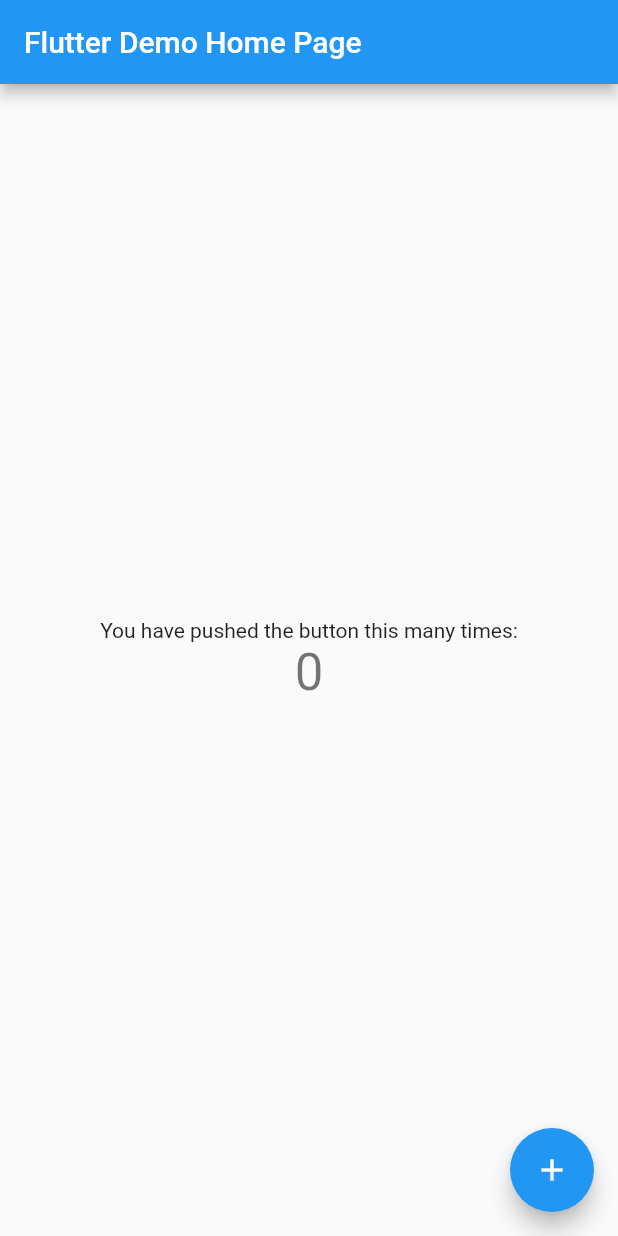
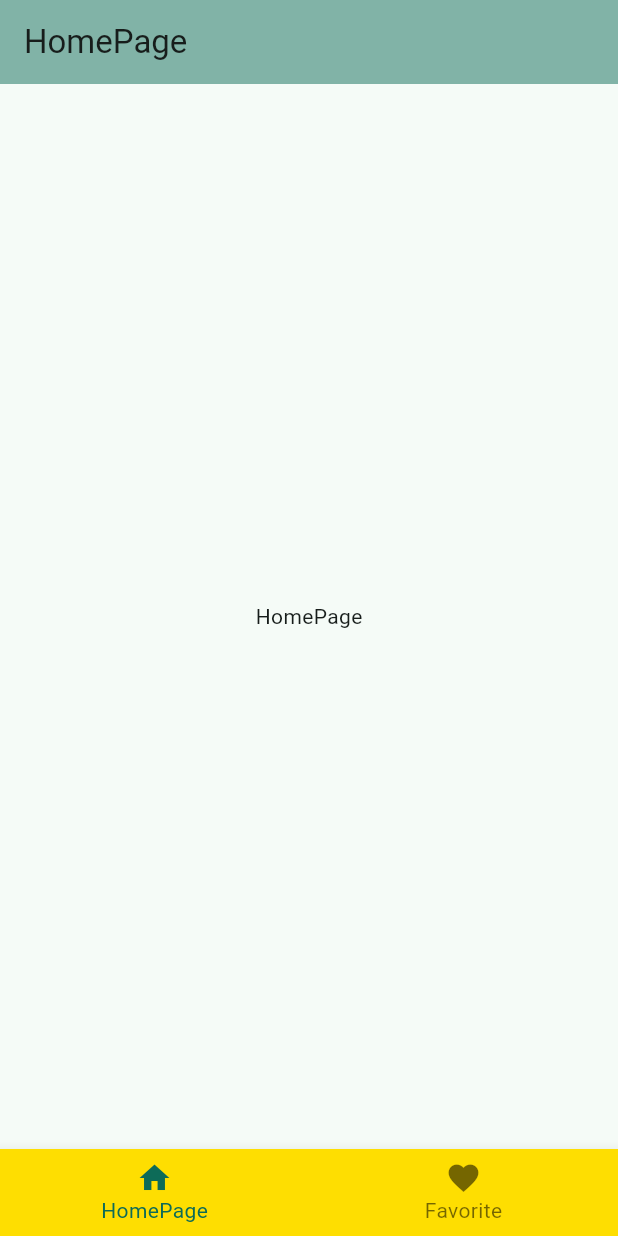
Before and after one commit to yuunik/food_playground, a Flutter app: the screen it shows after launch, on a phone screen of 412 x 824 dp. Run offline on Flutter 3.47's test engine with Material 2 defaults, Android fonts, the phone set to English and light mode, and no system bars.

Commit message:
feat: render some route.

```diff
--- /dev/null
+++ b/lib/app.dart
@@ -0,0 +1,20 @@
+import 'package:flutter/material.dart';
+import 'package:food_playground/core/router/AppRouter.dart';
+import 'package:food_playground/ui/shared/AppTheme.dart';
+
+class App extends StatelessWidget {
+  const App({super.key});
+
+  @override
+  Widget build(BuildContext context) {
+    return MaterialApp(
+      title: 'Food Court',
+      theme: AppTheme.lightTheme,
+      darkTheme: AppTheme.darkTheme,
+      routes: AppRouter.routes,
+      initialRoute: AppRouter.initialRoute,
+      onGenerateRoute: AppRouter.generateRoute,
+      onUnknownRoute: AppRouter.anyRoute,
+    );
+  }
+}
--- /dev/null
+++ b/lib/core/router/AppRouter.dart
@@ -0,0 +1,26 @@
+import 'package:flutter/material.dart';
+import 'package:food_playground/ui/pages/favorite/FavoritePage.dart';
+import 'package:food_playground/ui/pages/home/HomePage.dart';
+import 'package:food_playground/ui/pages/main/main.dart';
+
+class AppRouter {
+  // default route
+  static const String initialRoute = MainPage.routeName;
+
+  // routes
+  static final Map<String, WidgetBuilder> routes = {
+    MainPage.routeName: (context) => const MainPage(),
+    HomePage.routeName: (context) => const HomePage(),
+    FavoritePage.routeName: (context) => const FavoritePage()
+  };
+
+  // generate route
+  static RouteFactory? generateRoute = (setting) {
+    return null;
+  };
+
+  // any route
+  static RouteFactory? anyRoute = (setting) {
+    return null;
+  };
+}
--- a/lib/main.dart
+++ b/lib/main.dart
@@ -1,115 +1,6 @@
 import 'package:flutter/material.dart';
+import 'package:food_playground/app.dart';
 
 void main() {
-  runApp(const MyApp());
+  runApp(const App());
 }
-
-class MyApp extends StatelessWidget {
-  const MyApp({super.key});
-
-  // This widget is the root of your application.
-  @override
-  Widget build(BuildContext context) {
-    return MaterialApp(
-      title: 'Flutter Demo',
-      theme: ThemeData(
-        // This is the theme of your application.
-        //
-        // Try running your application with "flutter run". You'll see the
-        // application has a blue toolbar. Then, without quitting the app, try
-        // changing the primarySwatch below to Colors.green and then invoke
-        // "hot reload" (press "r" in the console where you ran "flutter run",
-        // or simply save your changes to "hot reload" in a Flutter IDE).
-        // Notice that the counter didn't reset back to zero; the application
-        // is not restarted.
-        primarySwatch: Colors.blue,
-      ),
-      home: const MyHomePage(title: 'Flutter Demo Home Page'),
-    );
-  }
-}
-
-class MyHomePage extends StatefulWidget {
-  const MyHomePage({super.key, required this.title});
-
-  // This widget is the home page of your application. It is stateful, meaning
-  // that it has a State object (defined below) that contains fields that affect
-  // how it looks.
-
-  // This class is the configuration for the state. It holds the values (in this
-  // case the title) provided by the parent (in this case the App widget) and
-  // used by the build method of the State. Fields in a Widget subclass are
-  // always marked "final".
-
-  final String title;
-
-  @override
-  State<MyHomePage> createState() => _MyHomePageState();
-}
-
-class _MyHomePageState extends State<MyHomePage> {
-  int _counter = 0;
-
-  void _incrementCounter() {
-    setState(() {
-      // This call to setState tells the Flutter framework that something has
-      // changed in this State, which causes it to rerun the build method below
-      // so that the display can reflect the updated values. If we changed
-      // _counter without calling setState(), then the build method would not be
-      // called again, and so nothing would appear to happen.
-      _counter++;
-    });
-  }
-
-  @override
-  Widget build(BuildContext context) {
-    // This method is rerun every time setState is called, for instance as done
-    // by the _incrementCounter method above.
-    //
-    // The Flutter framework has been optimized to make rerunning build methods
-    // fast, so that you can just rebuild anything that needs updating rather
-    // than having to individually change instances of widgets.
-    return Scaffold(
-      appBar: AppBar(
-        // Here we take the value from the MyHomePage object that was created by
-        // the App.build method, and use it to set our appbar title.
-        title: Text(widget.title),
-      ),
-      body: Center(
-        // Center is a layout widget. It takes a single child and positions it
-        // in the middle of the parent.
-        child: Column(
-          // Column is also a layout widget. It takes a list of children and
-          // arranges them vertically. By default, it sizes itself to fit its
-          // children horizontally, and tries to be as tall as its parent.
-          //
-          // Invoke "debug painting" (press "p" in the console, choose the
-          // "Toggle Debug Paint" action from the Flutter Inspector in Android
-          // Studio, or the "Toggle Debug Paint" command in Visual Studio Code)
-          // to see the wireframe for each widget.
-          //
-          // Column has various properties to control how it sizes itself and
-          // how it positions its children. Here we use mainAxisAlignment to
-          // center the children vertically; the main axis here is the vertical
-          // axis because Columns are vertical (the cross axis would be
-          // horizontal).
-          mainAxisAlignment: MainAxisAlignment.center,
-          children: <Widget>[
-            const Text(
-              'You have pushed the button this many times:',
-            ),
-            Text(
-              '$_counter',
-              style: Theme.of(context).textTheme.headline4,
-            ),
-          ],
-        ),
-      ),
-      floatingActionButton: FloatingActionButton(
-        onPressed: _incrementCounter,
-        tooltip: 'Increment',
-        child: const Icon(Icons.add),
-      ), // This trailing comma makes auto-formatting nicer for build methods.
-    );
-  }
-}
--- /dev/null
+++ b/lib/ui/pages/favorite/FavoritePage.dart
@@ -0,0 +1,21 @@
+import 'package:flutter/material.dart';
+
+class FavoritePage extends StatelessWidget {
+  // route name
+  static const String routeName = "/favorite";
+
+  const FavoritePage({super.key});
+
+  @override
+  Widget build(BuildContext context) {
+    return Scaffold(
+      appBar: AppBar(
+        title: const Text("Favorite"),
+        backgroundColor: Theme.of(context).colorScheme.primary.withOpacity(0.7),
+      ),
+      body: const Center(
+        child: Text("Favorite Page"),
+      ),
+    );
+  }
+}
--- /dev/null
+++ b/lib/ui/pages/home/HomePage.dart
@@ -0,0 +1,21 @@
+import 'package:flutter/material.dart';
+
+class HomePage extends StatelessWidget {
+  // route name
+  static const String routeName = "/home";
+
+  const HomePage({super.key});
+
+  @override
+  Widget build(BuildContext context) {
+    return Scaffold(
+      appBar: AppBar(
+        title: const Text('HomePage'),
+        backgroundColor: Theme.of(context).colorScheme.primary.withOpacity(0.5),
+      ),
+      body: const Center(
+        child: Text("HomePage"),
+      ),
+    );
+  }
+}
--- /dev/null
+++ b/lib/ui/pages/main/initialize_list.dart
@@ -0,0 +1,15 @@
+import 'package:flutter/material.dart';
+import 'package:food_playground/ui/pages/favorite/FavoritePage.dart';
+import 'package:food_playground/ui/pages/home/HomePage.dart';
+
+// page list
+List<Widget> pageList = <Widget>[
+  const HomePage(),
+  const FavoritePage()
+];
+
+// bottomBar List
+List<BottomNavigationBarItem> bottomNavigationList = const <BottomNavigationBarItem>[
+  BottomNavigationBarItem(icon: Icon(Icons.home), label: "HomePage"),
+  BottomNavigationBarItem(icon: Icon(Icons.favorite), label: "Favorite")
+];
--- /dev/null
+++ b/lib/ui/pages/main/main.dart
@@ -0,0 +1,38 @@
+import 'package:flutter/material.dart';
+import 'package:food_playground/ui/shared/AppTheme.dart';
+import 'package:food_playground/ui/pages/main/initialize_list.dart';
+
+class MainPage extends StatefulWidget {
+  // router name
+  static const String routeName = '/';
+
+  const MainPage({super.key});
+
+  @override
+  State<MainPage> createState() => _MainPageState();
+}
+
+class _MainPageState extends State<MainPage> {
+  int _currentIndex = 0;
+
+  @override
+  Widget build(BuildContext context) {
+    return Scaffold(
+      body: IndexedStack(
+        index: _currentIndex,
+        children: pageList,
+      ),
+      bottomNavigationBar: BottomNavigationBar(
+        currentIndex: _currentIndex,
+        selectedFontSize: AppTheme.bottomNavigationBarTextSize,
+        unselectedFontSize: AppTheme.bottomNavigationBarTextSize,
+        items: bottomNavigationList,
+        onTap: (index) {
+          setState(() {
+            _currentIndex = index;
+          });
+        },
+      ),
+    );
+  }
+}
```
